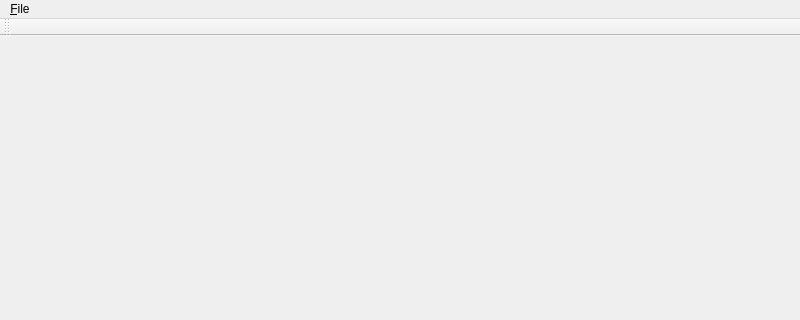
The window that Code/Application/mvdMainWindow.ui (orfeotoolbox/OTB) describes before a commit, drawn with Qt 5; both pictures show x 0 to 800 and y 0 to 320 of the 800 by 600 pixel window.
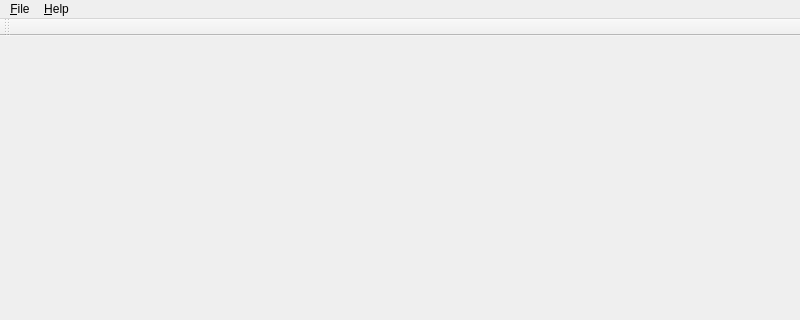
The same window after the commit.

Commit message: ENH: Added about dialog.

```diff
--- a/Code/Application/mvdMainWindow.ui
+++ b/Code/Application/mvdMainWindow.ui
@@ -34,7 +34,14 @@
     <addaction name="separator"/>
     <addaction name="action_Quit"/>
    </widget>
+   <widget class="QMenu" name="menu_Help">
+    <property name="title">
+     <string>&amp;Help</string>
+    </property>
+    <addaction name="action_About"/>
+   </widget>
    <addaction name="menu_File"/>
+   <addaction name="menu_Help"/>
   </widget>
   <widget class="QStatusBar" name="m_StatusBar"/>
   <widget class="QToolBar" name="m_ToolBar">
```
Left out of the diff: 11 changed lines with no effect on the pictures. The commit also changes 6 other files.
